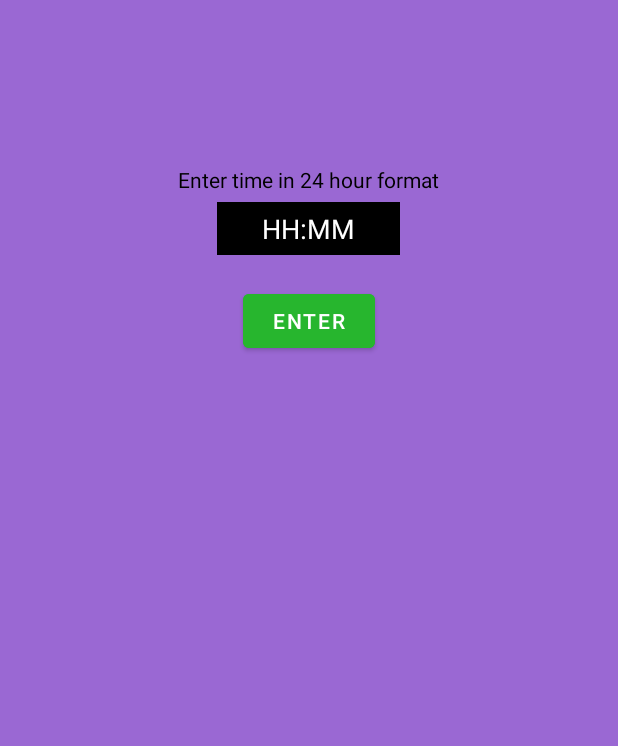
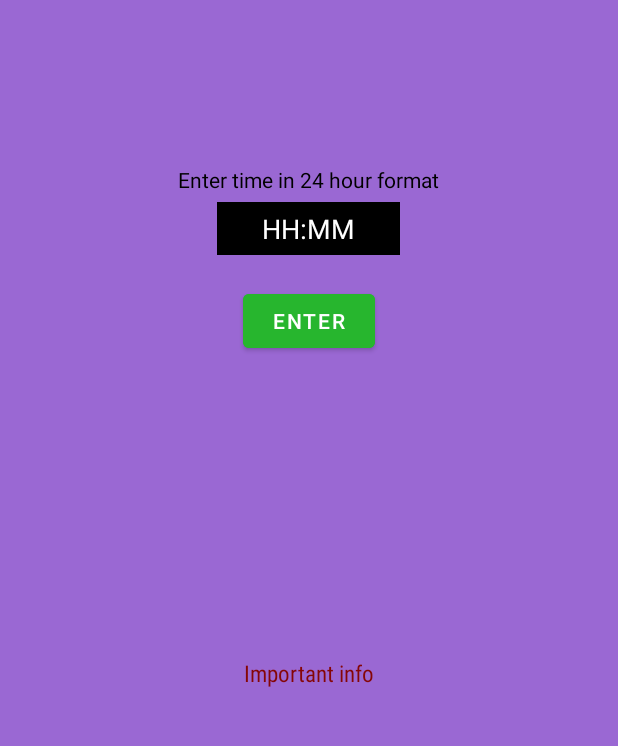
Before and after one commit to harshrox/Alarm, an Android app: the screen it shows after launch (MainActivity), on a phone screen of 412 x 824 dp, the part 431-1177 px from its top. Run offline under Robolectric (Android 15) with nearby library versions, the phone set to English and light mode, and no system bars.

Commit message:
Included important info inside the app

```diff
--- a/app/src/main/java/com/gamingz/simplealarm/MainActivity.java
+++ b/app/src/main/java/com/gamingz/simplealarm/MainActivity.java
@@ -2,6 +2,7 @@ package com.gamingz.simplealarm;
 
 import androidx.appcompat.app.AppCompatActivity;
 
+import android.annotation.SuppressLint;
 import android.os.Bundle;
 import android.view.View;
 import android.widget.Button;
@@ -16,6 +17,9 @@ public class MainActivity extends AppCompatActivity {
 
     EditText editText;
     Button button;
+    TextView btnInfo;
+    TextView txtInfo;
+    TextView btnClose;
 //    TextView result;
     String timeEntered;
     int hourEntered;
@@ -87,6 +91,7 @@ public class MainActivity extends AppCompatActivity {
 
     }
 
+    @SuppressLint("MissingInflatedId")
     @Override
     protected void onCreate(Bundle savedInstanceState) {
         super.onCreate(savedInstanceState);
@@ -108,6 +113,30 @@ public class MainActivity extends AppCompatActivity {
         });
 
 
+        btnInfo = findViewById(R.id.btnInfo);
+        txtInfo = findViewById(R.id.txtInfo);
+        btnClose = findViewById(R.id.btnClose);
+
+        btnInfo.setOnClickListener(new View.OnClickListener() {
+            @Override
+            public void onClick(View v) {
+                btnInfo.setVisibility(View.INVISIBLE);
+                txtInfo.setVisibility(View.VISIBLE);
+                btnClose.setVisibility(View.VISIBLE);
+            }
+        });
+        btnClose.setOnClickListener(new View.OnClickListener() {
+            @Override
+            public void onClick(View v) {
+                btnInfo.setVisibility(View.VISIBLE);
+                txtInfo.setVisibility(View.INVISIBLE);
+                btnClose.setVisibility(View.INVISIBLE);
+            }
+        });
+
+
+
+
     }
 
 
--- a/app/src/main/res/layout/activity_main.xml
+++ b/app/src/main/res/layout/activity_main.xml
@@ -58,6 +58,48 @@
 <!--        android:id="@+id/txtResult"-->
 <!--        android:visibility="invisible"/>-->
 
+        <TextView
+            android:layout_width="wrap_content"
+            android:layout_height="wrap_content"
+            android:text="Important info"
+            android:textSize="15dp"
+            android:fontFamily="sans-serif-condensed"
+            android:textColor="#850606"
+            android:layout_below="@+id/btnDone"
+            android:layout_centerHorizontal="true"
+            android:layout_marginTop="200dp"
+            android:id="@+id/btnInfo"
+            android:visibility="visible"/>
+        <TextView
+            android:layout_width="wrap_content"
+            android:layout_height="wrap_content"
+            android:text="It is requested to not click on the input box or enter button when the alarm is already set as it might crash the app. Please give input only when the previous timer is up."
+            android:textSize="20dp"
+            android:fontFamily="sans-serif-condensed"
+            android:paddingHorizontal="30dp"
+            android:textColor="@color/black"
+            android:layout_below="@+id/btnDone"
+            android:layout_centerHorizontal="true"
+            android:layout_marginTop="70dp"
+            android:id="@+id/txtInfo"
+            android:visibility="invisible"/>
+        <TextView
+            android:layout_width="wrap_content"
+            android:layout_height="wrap_content"
+            android:text="Close"
+            android:textSize="17dp"
+            android:fontFamily="sans-serif-condensed"
+            android:textColor="#850606"
+            android:layout_below="@+id/btnDone"
+            android:layout_centerHorizontal="true"
+            android:layout_marginTop="200dp"
+            android:id="@+id/btnClose"
+            android:visibility="invisible"/>
+
+
+
+
+
 
 
 </RelativeLayout>
```
